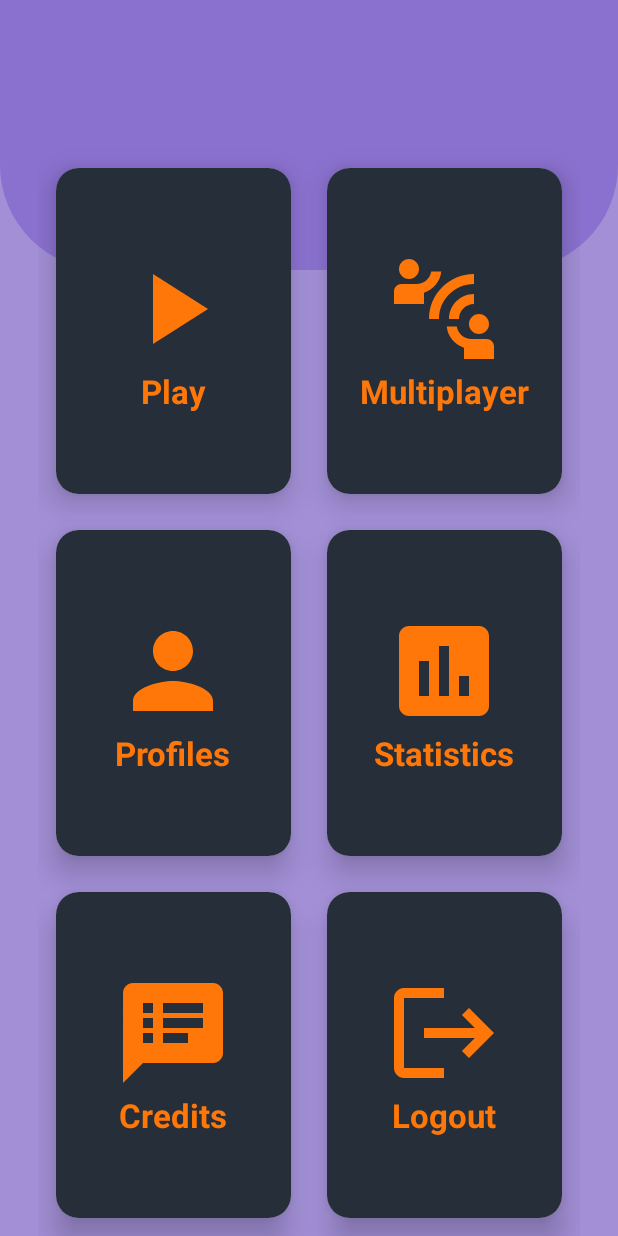
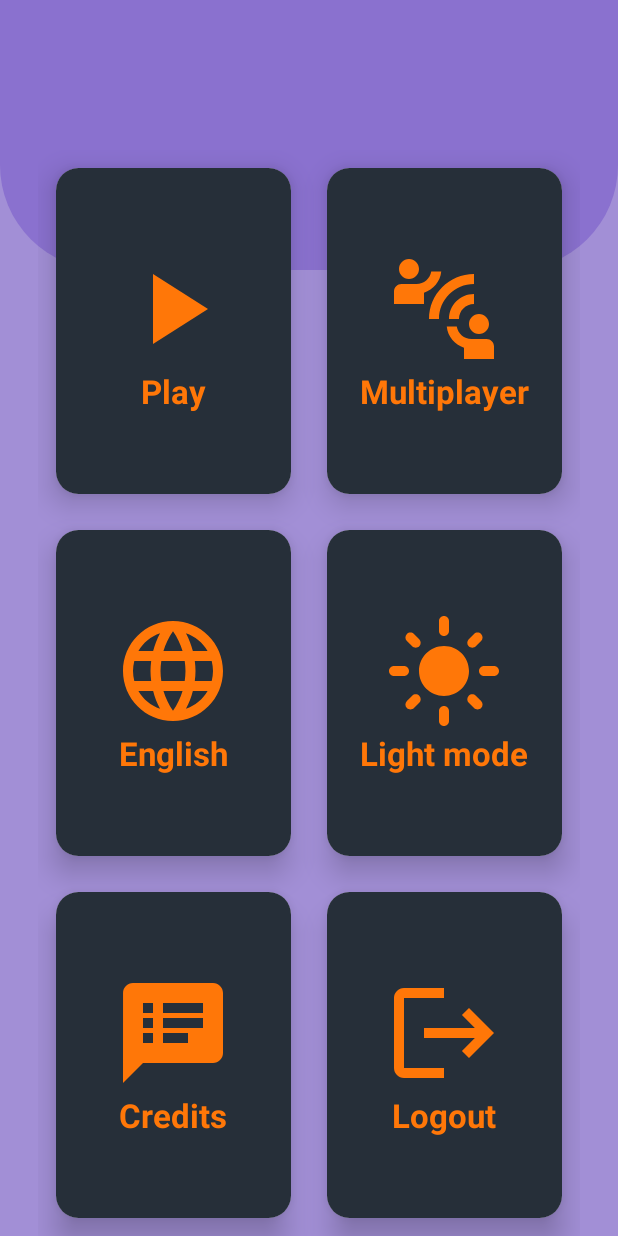
Before and after one commit to tamasregenye/mobilprog_beadando, an Android app: the screen it shows after launch (HomeActivity), on a phone screen of 412 x 824 dp. Run offline under Robolectric (Android 15) with nearby library versions, the phone set to English and light mode, and no system bars.

Commit message:
added dark mode and it's functional

```diff
--- a/app/src/main/java/com/example/beadando/ActUtils.java
+++ b/app/src/main/java/com/example/beadando/ActUtils.java
@@ -6,6 +6,8 @@ import android.content.Intent;
 import android.widget.Toast;
 
 public class ActUtils {
+
+    private static boolean nightMode;
 
     private static Toast currentToast;
 
@@ -38,4 +40,12 @@ public class ActUtils {
         currentToast = Toast.makeText(context, message, Toast.LENGTH_SHORT);
         currentToast.show();
     }
+
+    public static boolean isNightMode() {
+        return nightMode;
+    }
+
+    public static void setNightMode(boolean nightMode) {
+        ActUtils.nightMode = nightMode;
+    }
 }
--- a/app/src/main/java/com/example/beadando/HomeActivity.java
+++ b/app/src/main/java/com/example/beadando/HomeActivity.java
@@ -1,18 +1,27 @@
 package com.example.beadando;
+import static android.content.ContentValues.TAG;
 import static com.example.beadando.ActUtils.*;
 
 import androidx.appcompat.app.AppCompatActivity;
+import androidx.appcompat.app.AppCompatDelegate;
 import androidx.cardview.widget.CardView;
 
+import android.content.SharedPreferences;
 import android.os.Bundle;
+import android.widget.ImageView;
+import android.widget.TextView;
 
 public class HomeActivity extends AppCompatActivity {
     CardView buttonPlay;
     CardView buttonMultiplayer;
-    CardView buttonProfiles;
-    CardView buttonStats;
+    CardView buttonLanguage;
+    CardView buttonModes;
     CardView buttonCredits;
     CardView buttonLogout;
+    ImageView imageView_mode;
+    TextView textView_mode;
+    SharedPreferences sharedPreferences;
+    SharedPreferences.Editor editor;
 
     @Override
     protected void onCreate(Bundle savedInstanceState) {
@@ -21,22 +30,49 @@ public class HomeActivity extends AppCompatActivity {
 
         initComponents();
         setOnclickListeners();
-
     }
 
     private void initComponents(){
         buttonPlay = findViewById(R.id.button_play);
         buttonMultiplayer = findViewById(R.id.button_multiplayer);
-        buttonProfiles = findViewById(R.id.button_profiles);
-        buttonStats = findViewById(R.id.button_stats);
+        buttonLanguage = findViewById(R.id.button_language);
+        buttonModes = findViewById(R.id.button_modes);
         buttonCredits = findViewById(R.id.button_credits);
         buttonLogout = findViewById(R.id.button_logout);
+        imageView_mode= findViewById(R.id.imageView_mode);
+        textView_mode= findViewById(R.id.textView_mode);
+
+        sharedPreferences = getSharedPreferences("MODE", MODE_PRIVATE);
+        boolean isNightMode = sharedPreferences.getBoolean("night", false); //default is light mode
+        setNightMode(isNightMode);
+        updateUI(isNightMode);
     }
 
     private void setOnclickListeners(){
         buttonCredits.setOnClickListener(v -> getCredits());
+        buttonModes.setOnClickListener(v -> setMode());
     }
-    public void getCredits(){
+    private void getCredits(){
         startActivityAndFinishCurrent(this, CreditsActivity.class);
     }
+    private void setMode() {
+        boolean newMode = !isNightMode();
+        setNightMode(newMode);
+        editor = sharedPreferences.edit();
+        editor.putBoolean("night", newMode);
+        editor.apply();
+        updateUI(newMode);
+    }
+
+    private void updateUI(boolean isNightMode) {
+        if (isNightMode) {
+            AppCompatDelegate.setDefaultNightMode(AppCompatDelegate.MODE_NIGHT_YES);
+            imageView_mode.setImageResource(R.drawable.ic_dark_mode);
+            textView_mode.setText(getString(R.string.mode_dark)); // Use getString() to get string resources
+        } else {
+            AppCompatDelegate.setDefaultNightMode(AppCompatDelegate.MODE_NIGHT_NO);
+            imageView_mode.setImageResource(R.drawable.ic_light_mode);
+            textView_mode.setText(getString(R.string.mode_light)); // Use getString() to get string resources
+        }
+    }
 }
--- /dev/null
+++ b/app/src/main/res/drawable/ic_auto_mode.xml
@@ -0,0 +1,5 @@
+<vector android:height="24dp" android:tint="#FF7708"
+    android:viewportHeight="24" android:viewportWidth="24"
+    android:width="24dp" xmlns:android="http://schemas.android.com/apk/res/android">
+    <path android:fillColor="@android:color/white" android:pathData="M10.85,12.65h2.3L12,9l-1.15,3.65zM20,8.69V4h-4.69L12,0.69 8.69,4H4v4.69L0.69,12 4,15.31V20h4.69L12,23.31 15.31,20H20v-4.69L23.31,12 20,8.69zM14.3,16l-0.7,-2h-3.2l-0.7,2H7.8L11,7h2l3.2,9h-1.9z"/>
+</vector>
--- /dev/null
+++ b/app/src/main/res/drawable/ic_dark_mode.xml
@@ -0,0 +1,5 @@
+<vector android:height="24dp" android:tint="#FF7708"
+    android:viewportHeight="24" android:viewportWidth="24"
+    android:width="24dp" xmlns:android="http://schemas.android.com/apk/res/android">
+    <path android:fillColor="@android:color/white" android:pathData="M12,3c-4.97,0 -9,4.03 -9,9s4.03,9 9,9s9,-4.03 9,-9c0,-0.46 -0.04,-0.92 -0.1,-1.36c-0.98,1.37 -2.58,2.26 -4.4,2.26c-2.98,0 -5.4,-2.42 -5.4,-5.4c0,-1.81 0.89,-3.42 2.26,-4.4C12.92,3.04 12.46,3 12,3L12,3z"/>
+</vector>
--- /dev/null
+++ b/app/src/main/res/drawable/ic_language.xml
@@ -0,0 +1,7 @@
+<vector xmlns:tools="http://schemas.android.com/tools"
+    android:height="24dp" android:tint="#FF7708"
+    android:viewportHeight="24" android:viewportWidth="24"
+    android:width="24dp" xmlns:android="http://schemas.android.com/apk/res/android">
+    <path android:fillColor="@android:color/white" android:pathData="M11.99,2C6.47,2 2,6.48 2,12s4.47,10 9.99,10C17.52,22 22,17.52 22,12S17.52,2 11.99,2zM18.92,8h-2.95c-0.32,-1.25 -0.78,-2.45 -1.38,-3.56 1.84,0.63 3.37,1.91 4.33,3.56zM12,4.04c0.83,1.2 1.48,2.53 1.91,3.96h-3.82c0.43,-1.43 1.08,-2.76 1.91,-3.96zM4.26,14C4.1,13.36 4,12.69 4,12s0.1,-1.36 0.26,-2h3.38c-0.08,0.66 -0.14,1.32 -0.14,2 0,0.68 0.06,1.34 0.14,2L4.26,14zM5.08,16h2.95c0.32,1.25 0.78,2.45 1.38,3.56 -1.84,-0.63 -3.37,-1.9 -4.33,-3.56zM8.03,8L5.08,8c0.96,-1.66 2.49,-2.93 4.33,-3.56C8.81,5.55 8.35,6.75 8.03,8zM12,19.96c-0.83,-1.2 -1.48,-2.53 -1.91,-3.96h3.82c-0.43,1.43 -1.08,2.76 -1.91,3.96zM14.34,14L9.66,14c-0.09,-0.66 -0.16,-1.32 -0.16,-2 0,-0.68 0.07,-1.35 0.16,-2h4.68c0.09,0.65 0.16,1.32 0.16,2 0,0.68 -0.07,1.34 -0.16,2zM14.59,19.56c0.6,-1.11 1.06,-2.31 1.38,-3.56h2.95c-0.96,1.65 -2.49,2.93 -4.33,3.56zM16.36,14c0.08,-0.66 0.14,-1.32 0.14,-2 0,-0.68 -0.06,-1.34 -0.14,-2h3.38c0.16,0.64 0.26,1.31 0.26,2s-0.1,1.36 -0.26,2h-3.38z"
+        tools:ignore="VectorPath" />
+</vector>
--- /dev/null
+++ b/app/src/main/res/drawable/ic_light_mode.xml
@@ -0,0 +1,7 @@
+<vector xmlns:tools="http://schemas.android.com/tools"
+    android:height="24dp" android:tint="#FF7708"
+    android:viewportHeight="24" android:viewportWidth="24"
+    android:width="24dp" xmlns:android="http://schemas.android.com/apk/res/android">
+    <path android:fillColor="@android:color/white" android:pathData="M12,7c-2.76,0 -5,2.24 -5,5s2.24,5 5,5s5,-2.24 5,-5S14.76,7 12,7L12,7zM2,13l2,0c0.55,0 1,-0.45 1,-1s-0.45,-1 -1,-1l-2,0c-0.55,0 -1,0.45 -1,1S1.45,13 2,13zM20,13l2,0c0.55,0 1,-0.45 1,-1s-0.45,-1 -1,-1l-2,0c-0.55,0 -1,0.45 -1,1S19.45,13 20,13zM11,2v2c0,0.55 0.45,1 1,1s1,-0.45 1,-1V2c0,-0.55 -0.45,-1 -1,-1S11,1.45 11,2zM11,20v2c0,0.55 0.45,1 1,1s1,-0.45 1,-1v-2c0,-0.55 -0.45,-1 -1,-1C11.45,19 11,19.45 11,20zM5.99,4.58c-0.39,-0.39 -1.03,-0.39 -1.41,0c-0.39,0.39 -0.39,1.03 0,1.41l1.06,1.06c0.39,0.39 1.03,0.39 1.41,0s0.39,-1.03 0,-1.41L5.99,4.58zM18.36,16.95c-0.39,-0.39 -1.03,-0.39 -1.41,0c-0.39,0.39 -0.39,1.03 0,1.41l1.06,1.06c0.39,0.39 1.03,0.39 1.41,0c0.39,-0.39 0.39,-1.03 0,-1.41L18.36,16.95zM19.42,5.99c0.39,-0.39 0.39,-1.03 0,-1.41c-0.39,-0.39 -1.03,-0.39 -1.41,0l-1.06,1.06c-0.39,0.39 -0.39,1.03 0,1.41s1.03,0.39 1.41,0L19.42,5.99zM7.05,18.36c0.39,-0.39 0.39,-1.03 0,-1.41c-0.39,-0.39 -1.03,-0.39 -1.41,0l-1.06,1.06c-0.39,0.39 -0.39,1.03 0,1.41s1.03,0.39 1.41,0L7.05,18.36z"
+        tools:ignore="VectorPath" />
+</vector>
--- a/app/src/main/res/layout/activity_main.xml
+++ b/app/src/main/res/layout/activity_main.xml
@@ -105,7 +105,7 @@
         </androidx.cardview.widget.CardView>
 
         <androidx.cardview.widget.CardView
-            android:id="@+id/button_profiles"
+            android:id="@+id/button_language"
             android:layout_width="0dp"
             android:layout_height="wrap_content"
             app:cardCornerRadius="15dp"
@@ -126,7 +126,7 @@
                 <ImageView
                     android:layout_width="80dp"
                     android:layout_height="80dp"
-                    android:src="@drawable/ic_profiles"
+                    android:src="@drawable/ic_language"
                     android:layout_gravity="center_horizontal"
                     android:importantForAccessibility="no">
                 </ImageView>
@@ -134,7 +134,7 @@
                 <TextView
                     android:layout_width="wrap_content"
                     android:layout_height="wrap_content"
-                    android:text="@string/profiles"
+                    android:text="@string/language_en"
                     android:textSize="22sp"
                     android:textStyle="bold"
                     android:textColor="@color/orange"
@@ -145,7 +145,7 @@
         </androidx.cardview.widget.CardView>
 
         <androidx.cardview.widget.CardView
-            android:id="@+id/button_stats"
+            android:id="@+id/button_modes"
             android:layout_width="0dp"
             android:layout_height="wrap_content"
             app:cardCornerRadius="15dp"
@@ -164,17 +164,19 @@
                 style="@style/background_button">
 
                 <ImageView
+                    android:id="@+id/imageView_mode"
                     android:layout_width="80dp"
                     android:layout_height="80dp"
-                    android:src="@drawable/ic_stats"
+                    android:src="@drawable/ic_light_mode"
                     android:layout_gravity="center_horizontal"
                     android:importantForAccessibility="no">
                 </ImageView>
 
                 <TextView
+                    android:id="@+id/textView_mode"
                     android:layout_width="wrap_content"
                     android:layout_height="wrap_content"
-                    android:text="@string/statistics"
+                    android:text="@string/mode_light"
                     android:textSize="22sp"
                     android:textStyle="bold"
                     android:textColor="@color/orange"
--- a/app/src/main/res/values-night/themes.xml
+++ b/app/src/main/res/values-night/themes.xml
@@ -1,7 +1,36 @@
-<resources xmlns:tools="http://schemas.android.com/tools">
-    <!-- Base application theme. -->
-    <style name="Base.Theme.Beadando" parent="Theme.Material3.DayNight.NoActionBar">
-        <!-- Customize your dark theme here. -->
-        <!-- <item name="colorPrimary">@color/my_dark_primary</item> -->
+<resources>
+    <style name="Theme.Beadando" parent="Theme.Material3.DayNight.NoActionBar">
     </style>
+    <!--Dark mode-->
+
+    <!-- Background colors -->
+
+    <style name="background">
+        <item name="android:background">@color/darkPurple</item>
+    </style>
+
+    <style name="background_submenu">
+        <item name="android:background">@color/darkGrey</item>
+    </style>
+
+    <style name="background_navigation">
+        <item name="android:background">@color/darkViolet</item>
+    </style>
+
+    <style name="background_section">
+        <item name="android:background">@color/black</item>
+    </style>
+
+    <!-- Button colors -->
+
+    <style name="background_button">
+        <item name="android:background">@color/darkGrey</item>
+    </style>
+
+    <!-- Text colors -->
+
+    <style name="text_navigation">
+        <item name="android:textColor">@color/white</item>
+    </style>
+
 </resources>
--- a/app/src/main/res/values/colors.xml
+++ b/app/src/main/res/values/colors.xml
@@ -4,8 +4,10 @@
     <color name="white">#FFFFFFFF</color>
     <color name="orange">#FF7708</color>
     <color name="violet">#F1D6F1</color>
+    <color name="darkViolet">#735973</color>
     <color name="grey">#8F8F8F</color>
     <color name="darkGrey">#262F39</color>
     <color name="purple">#8A71CF</color>
     <color name="lightPurple">#A28FD6</color>
+    <color name="darkPurple">#483187</color>
 </resources>
--- a/app/src/main/res/values/strings.xml
+++ b/app/src/main/res/values/strings.xml
@@ -8,7 +8,10 @@
     <string name="version_number">Version 1.0.0</string>
     <string name="play">Play</string>
     <string name="multiplayer">Multiplayer</string>
-    <string name="profiles">Profiles</string>
-    <string name="statistics">Statistics</string>
+    <string name="language_en">English</string>
+    <string name="language_hu">Magyar</string>
+    <string name="mode_light">Light mode</string>
+    <string name="mode_dark">Dark mode</string>
+    <string name="mode_auto">Auto mode</string>
     <string name="back_to_main_menu">Back to Main Menu</string>
 </resources>
--- a/app/src/main/res/values/themes.xml
+++ b/app/src/main/res/values/themes.xml
@@ -1,11 +1,17 @@
 <resources>
     <!-- Base application theme. -->
-    <style name="Base.Theme.Beadando" parent="Theme.Material3.DayNight.NoActionBar">
-        <!-- Customize your light theme here. -->
-        <!-- <item name="colorPrimary">@color/my_light_primary</item> -->
+    <style name="Theme.Beadando" parent="Theme.Material3.DayNight.NoActionBar">
     </style>
 
+    <!--Light mode-->
+
+    <!-- Background colors -->
+
     <style name="background">
+        <item name="android:background">@color/lightPurple</item>
+    </style>
+
+    <style name="background_submenu">
         <item name="android:background">@color/lightPurple</item>
     </style>
 
@@ -13,9 +19,20 @@
         <item name="android:background">@color/violet</item>
     </style>
 
+    <style name="background_section">
+        <item name="android:background">@color/darkGrey</item>
+    </style>
+
+    <!-- Button colors -->
+
     <style name="background_button">
         <item name="android:background">@color/darkGrey</item>
     </style>
 
-    <style name="Theme.Beadando" parent="Base.Theme.Beadando" />
+    <!-- Text colors -->
+    <style name="text_navigation">
+        <item name="android:textColor">@color/darkGrey</item>
+    </style>
+
+
 </resources>
```
Also changed, not shown: app/src/main/res/layout/activity_credits.xml (+22 -19 lines).
